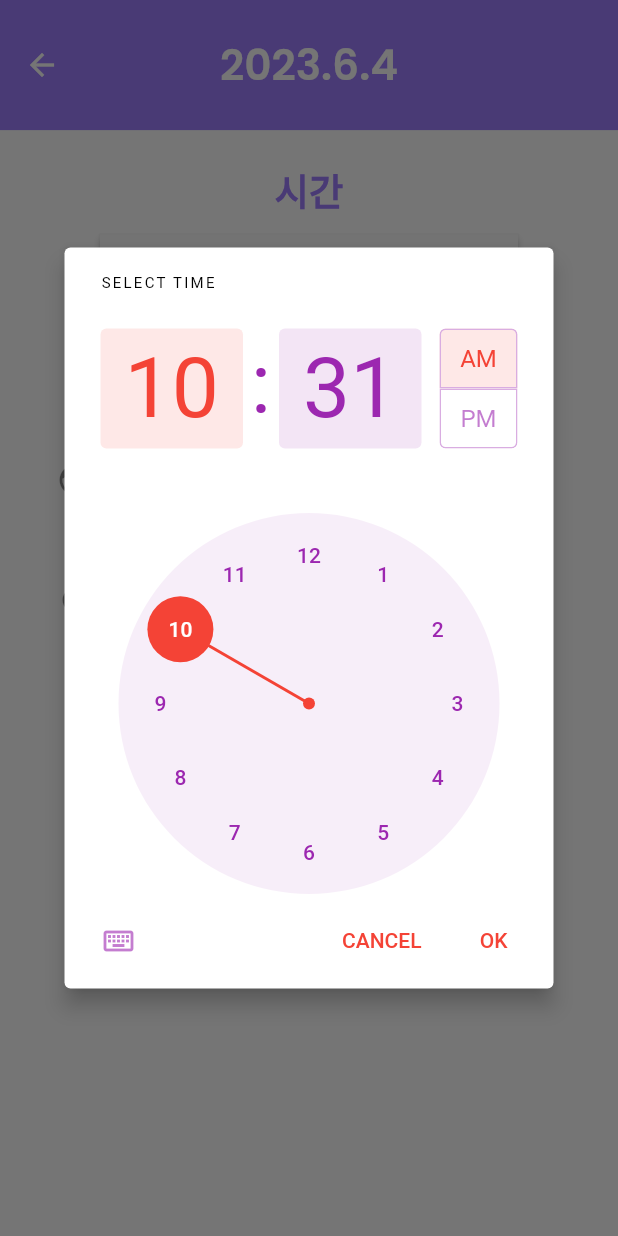
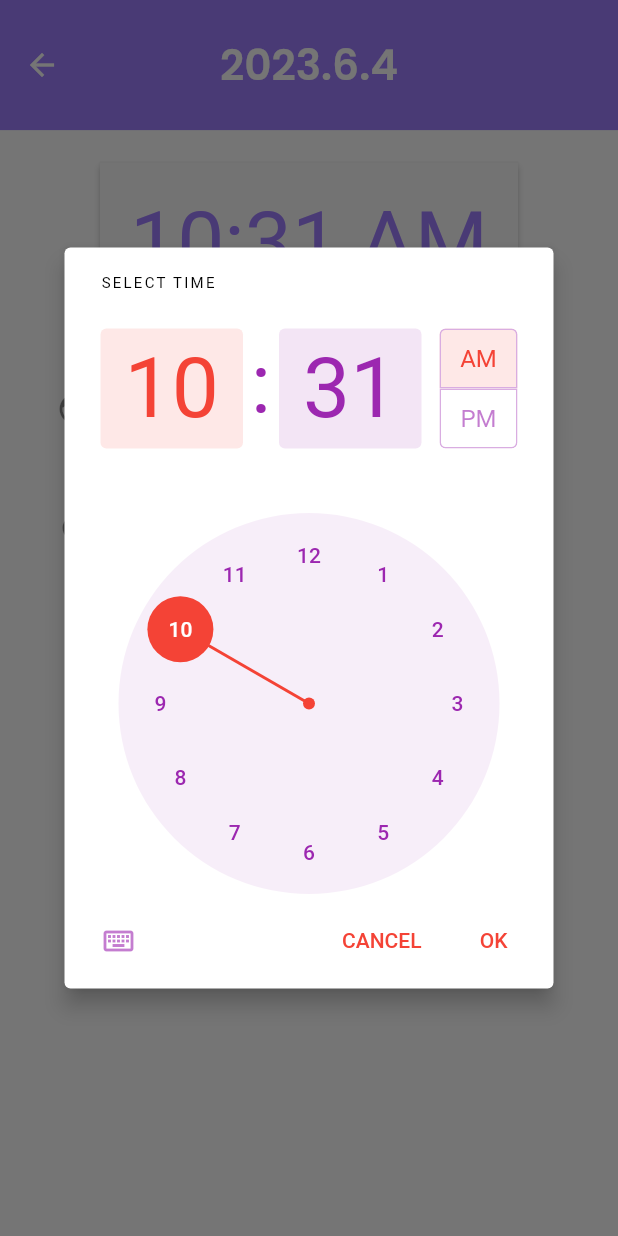
Before and after one commit to iyeaaa/Jeong-Yak-yong, a Flutter app: the MakingSchedulePage screen opened directly with empty values, after a tap on an icon or button, on a phone screen of 412 x 824 dp. Run offline on Flutter 3.47's test engine with Material 2 defaults, Android fonts, the phone set to English and light mode, and no system bars; our stand-ins replace auto_size_text, cloud_firestore, firebase_auth, firebase_core, flutter_native_splash, flutter_staggered_animations and 5 more; missing offline and left inert: alarm, bottom_bar_with_sheet, reviews_slider; accounts and stored records are empty.

Commit message:
디자인 수정(위젯 타이틀 삭제)

```diff
--- a/lib/sub_pages/making_schedule.dart
+++ b/lib/sub_pages/making_schedule.dart
@@ -104,20 +104,7 @@ class _MakingSchedulePageState extends State<MakingSchedulePage> {
                 children: [
                   Padding(
                     padding: const EdgeInsets.only(bottom: 30.0),
-                    child: Column(
-                      crossAxisAlignment: CrossAxisAlignment.center,
-                      children: [
-                        Text(
-                          "시간",
-                          style: SafeGoogleFont(
-                            'Poppins',
-                            fontSize: 23 * fem,
-                            fontWeight: FontWeight.w700,
-                            color: const Color(0xFFA07EFF),
-                          ),
-                        ), // TimePick Text
-                        SizedBox(height: 10*fem,),
-                        RawMaterialButton(
+                    child: RawMaterialButton(
                       onPressed: pickTime,
                       fillColor: Colors.grey[50],
                       child: Container(
@@ -130,8 +117,6 @@ class _MakingSchedulePageState extends State<MakingSchedulePage> {
                               .copyWith(color: const Color(0xFFA07EFF)),
                         ),
                       ),
-                        ),
-                      ],
                     ),
                   ), // Time pick Widget
                   Padding(
@@ -151,20 +136,6 @@ class _MakingSchedulePageState extends State<MakingSchedulePage> {
                           secondary: const Icon(Icons.face),
                         ),
                         visibleWidget(
-                            Column(
-                              children: [
-                                Padding(
-                                  padding: EdgeInsets.only(bottom: 10 * fem),
-                                  child: Text(
-                                    "컨디션",
-                                    style: SafeGoogleFont(
-                                      'Poppins',
-                                      fontSize: 23 * fem,
-                                      fontWeight: FontWeight.w700,
-                                      color: const Color(0xFFA07EFF),
-                                    ),
-                                  ),
-                                ),
                             ReviewSlider(
                               onChange: (int value) {
                                 feelValue = value;
@@ -176,8 +147,6 @@ class _MakingSchedulePageState extends State<MakingSchedulePage> {
                                 fontWeight: FontWeight.w700,
                                 color: const Color(0xFFA07EFF),
                               ),
-                                ),
-                              ],
                             ),
                             conditionVisible),
                       ],
@@ -203,32 +172,30 @@ class _MakingSchedulePageState extends State<MakingSchedulePage> {
                             Column(
                               crossAxisAlignment: CrossAxisAlignment.center,
                               children: [
-                                Padding(
-                                  padding: EdgeInsets.only(bottom: 10 * fem),
-                                  child: Row(
-                                    mainAxisAlignment: MainAxisAlignment.center,
-                                    children: [
-                                      // Checkbox(value: false, onChanged: (value) {}),
-                                      Text(
-                                        "혈압",
-                                        style: SafeGoogleFont(
-                                          'Poppins',
-                                          fontSize: 23 * fem,
-                                          fontWeight: FontWeight.w700,
-                                          color: const Color(0xFFA07EFF),
-                                        ),
-                                      ),
-                                    ],
-                                  ),
-                                ),
                                 // https://pub.dev/packages/numberpicker
                                 NumberPicker(
                                   axis: Axis.horizontal,
                                   value: _currentValue,
                                   minValue: 50,
                                   maxValue: 300,
-                                  onChanged: (value) =>
-                                      setState(() => _currentValue = value),
+                                  onChanged: (value) => setState(
+                                    () {
+                                      _currentValue = value;
+                                      debugPrint("혈압: $value");
+                                    },
+                                  ),
+                                  textStyle: SafeGoogleFont(
+                                    'Poppins',
+                                    fontSize: 15 * fem,
+                                    fontWeight: FontWeight.w700,
+                                    color: Colors.grey[600],
+                                  ),
+                                  selectedTextStyle: SafeGoogleFont(
+                                    'Poppins',
+                                    fontSize: 20 * fem,
+                                    fontWeight: FontWeight.w700,
+                                    color: const Color(0xFFA07EFF),
+                                  ),
                                 ),
                               ],
                             ),
```
Lines whose indentation alone changed are shown as unchanged.
